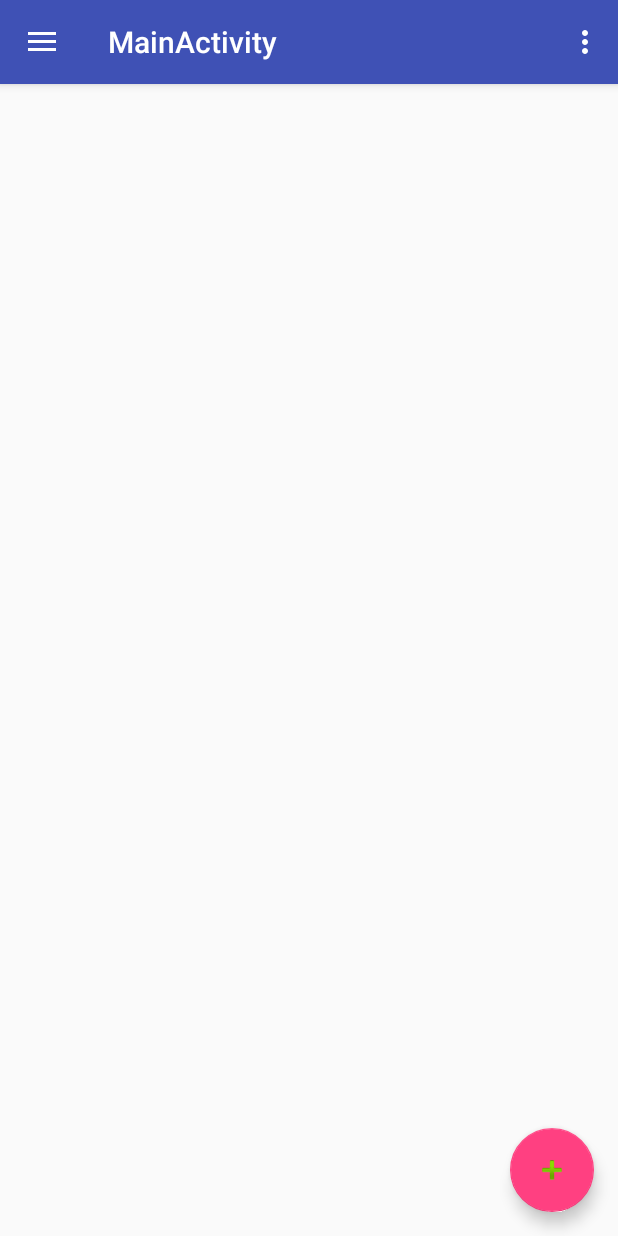
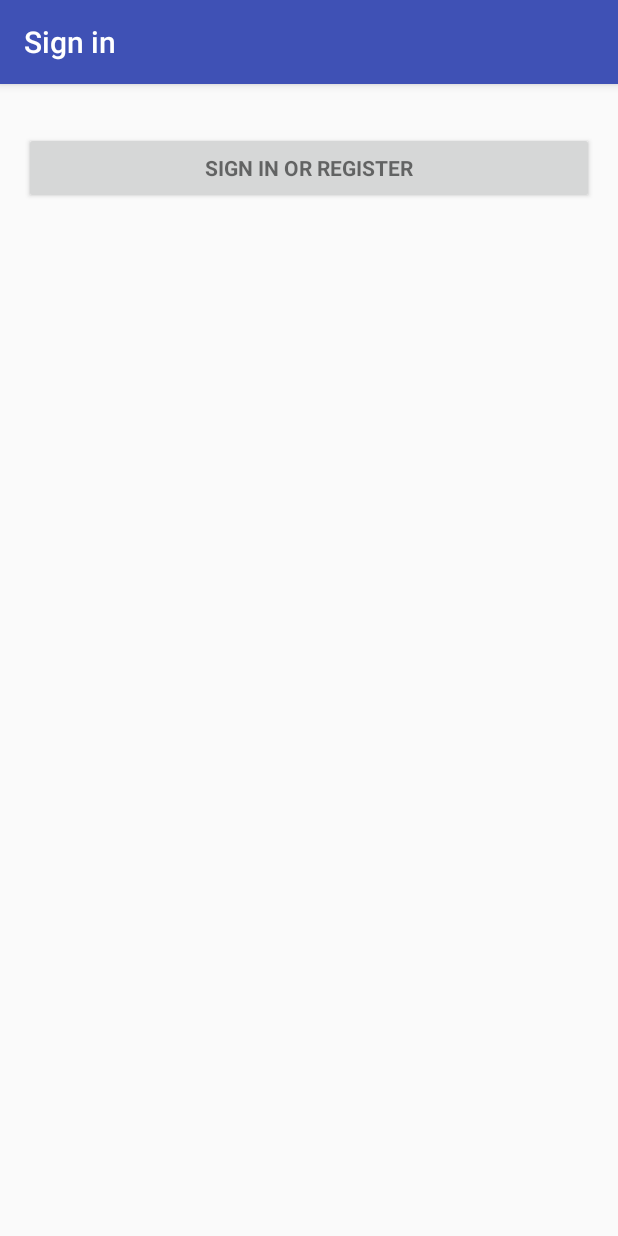
Before and after one commit to LucasVidal/DiaperTracker, an Android app: the screen it shows after launch (MainActivity before the commit, LoginActivity after it), on a phone screen of 412 x 824 dp. Run offline under Robolectric (Android 15) with nearby library versions, the phone set to English and light mode, and no system bars; our stand-ins replace Firebase (no records; nobody signed in at launch, a user with empty details on screens opened directly); libraries missing offline, so code that uses them is left out: com.firebase.ui.

```diff
--- /dev/null
+++ b/app/src/main/java/com/lukapps/diapertracker/LoginActivity.kt
@@ -0,0 +1,59 @@
+package com.lukapps.diapertracker
+
+import android.content.Intent
+import android.os.Bundle
+import android.support.design.widget.Snackbar
+import android.support.v7.app.AppCompatActivity
+import com.firebase.ui.auth.AuthUI
+import com.firebase.ui.auth.IdpResponse
+import com.firebase.ui.auth.ResultCodes
+import com.google.firebase.auth.FirebaseAuth
+import kotlinx.android.synthetic.main.activity_login.*
+import java.util.*
+
+
+class LoginActivity : AppCompatActivity() {
+    private val RC_SIGN_IN = 123
+
+    override fun onCreate(savedInstanceState: Bundle?) {
+        super.onCreate(savedInstanceState)
+        setContentView(R.layout.activity_login)
+        sign_in_button.setOnClickListener { attemptLogin() }
+
+        val user = FirebaseAuth.getInstance().currentUser
+        if (user != null) {
+            val intent = Intent(this@LoginActivity, MainActivity::class.java)
+            startActivity(intent)
+        }
+    }
+
+
+    private fun attemptLogin() {
+        val providers = Arrays.asList(
+                AuthUI.IdpConfig.Builder(AuthUI.GOOGLE_PROVIDER).build())
+
+        startActivityForResult(
+                AuthUI.getInstance()
+                        .createSignInIntentBuilder()
+                        .setAvailableProviders(providers)
+                        .build(),
+                RC_SIGN_IN)
+    }
+
+    override fun onActivityResult(requestCode: Int, resultCode: Int, data: Intent?) {
+        super.onActivityResult(requestCode, resultCode, data)
+
+        if (requestCode == RC_SIGN_IN) {
+            val response = IdpResponse.fromResultIntent(data)
+
+            if (resultCode == ResultCodes.OK) {
+                // Successfully signed in
+                val intent = Intent(this@LoginActivity, MainActivity::class.java)
+                startActivity(intent)
+            } else {
+                Snackbar.make(window.decorView.rootView, getString(R.string.login_failed),
+                        Snackbar.LENGTH_SHORT).show()
+            }
+        }
+    }
+}
--- /dev/null
+++ b/app/src/main/res/layout/activity_login.xml
@@ -0,0 +1,44 @@
+<LinearLayout xmlns:android="http://schemas.android.com/apk/res/android"
+    xmlns:tools="http://schemas.android.com/tools"
+    android:layout_width="match_parent"
+    android:layout_height="match_parent"
+    android:gravity="center_horizontal"
+    android:orientation="vertical"
+    android:paddingBottom="@dimen/activity_vertical_margin"
+    android:paddingLeft="@dimen/activity_horizontal_margin"
+    android:paddingRight="@dimen/activity_horizontal_margin"
+    android:paddingTop="@dimen/activity_vertical_margin"
+    tools:context="com.lukapps.diapertracker.LoginActivity">
+
+    <!-- Login progress -->
+    <ProgressBar
+        android:id="@+id/login_progress"
+        style="?android:attr/progressBarStyleLarge"
+        android:layout_width="wrap_content"
+        android:layout_height="wrap_content"
+        android:layout_marginBottom="8dp"
+        android:visibility="gone" />
+
+    <ScrollView
+        android:id="@+id/login_form"
+        android:layout_width="match_parent"
+        android:layout_height="match_parent">
+
+        <LinearLayout
+            android:id="@+id/email_login_form"
+            android:layout_width="match_parent"
+            android:layout_height="wrap_content"
+            android:orientation="vertical">
+
+            <Button
+                android:id="@+id/sign_in_button"
+                style="?android:textAppearanceSmall"
+                android:layout_width="match_parent"
+                android:layout_height="wrap_content"
+                android:layout_marginTop="16dp"
+                android:text="@string/action_sign_in"
+                android:textStyle="bold" />
+
+        </LinearLayout>
+    </ScrollView>
+</LinearLayout>
--- a/app/src/main/res/layout/nav_header_main.xml
+++ b/app/src/main/res/layout/nav_header_main.xml
@@ -27,7 +27,7 @@
         android:textAppearance="@style/TextAppearance.AppCompat.Body1" />
 
     <TextView
-        android:id="@+id/loginEmail"
+        android:id="@+id/userEmail"
         android:layout_width="wrap_content"
         android:layout_height="wrap_content" />
 
--- a/app/src/main/res/menu/activity_main_drawer.xml
+++ b/app/src/main/res/menu/activity_main_drawer.xml
@@ -7,11 +7,15 @@
         <item
             android:id="@+id/nav_share"
             android:icon="@drawable/ic_menu_share"
-            android:title="Share house" />
+            android:title="@string/share_house" />
         <item
             android:id="@+id/nav_manage"
             android:icon="@drawable/ic_menu_manage"
-            android:title="Settings" />
+            android:title="@string/settings" />
+        <item
+            android:id="@+id/nav_logout"
+            android:icon="@drawable/ic_exit_to_app_black"
+            android:title="@string/logout" />
     </group>
 
 </menu>
```
Also changed, not shown: app/src/main/AndroidManifest.xml (+12 -2 lines), app/src/main/java/com/lukapps/diapertracker/MainActivity.kt (+39 -8 lines), app/src/main/res/drawable/ic_exit_to_app_black.xml (added, +9 -0 lines), app/src/main/res/values/strings.xml (+18 -0 lines).
